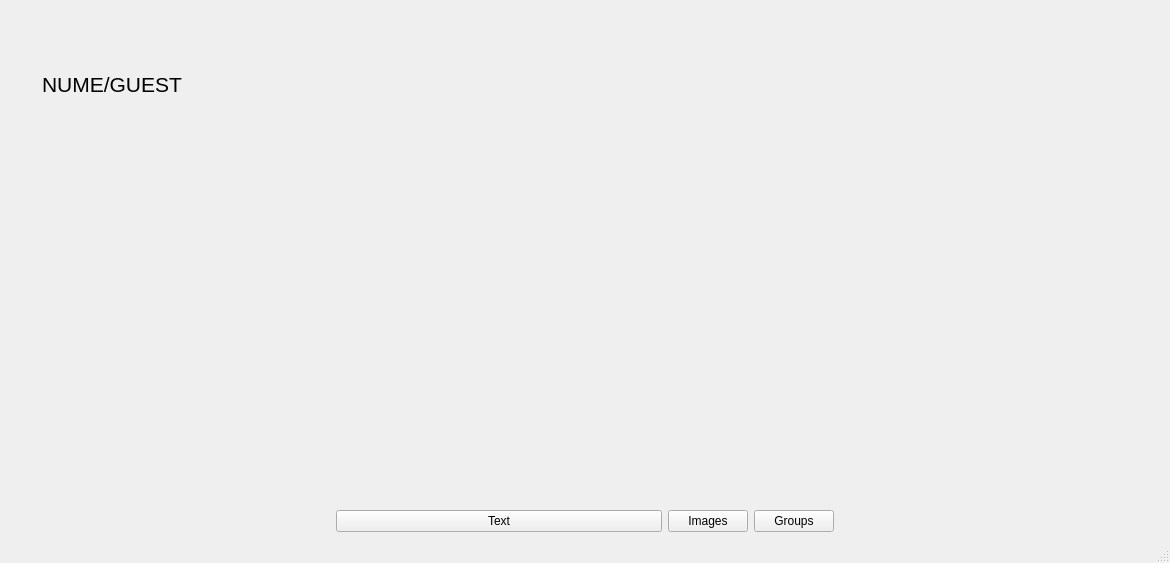
The window that UserInterface/principalPage.ui (DeluxeOwl/KoR_app) describes before a commit, drawn with Qt 5.
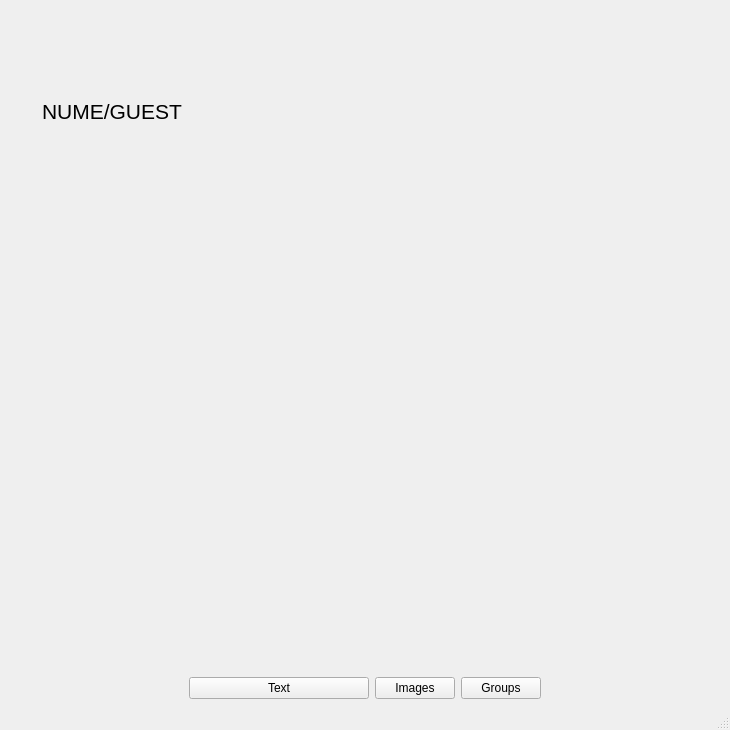
The same window after the commit. Icons and pictures are not drawn.

Diff of the .ui file:
```diff
--- a/UserInterface/principalPage.ui
+++ b/UserInterface/principalPage.ui
@@ -6,8 +6,8 @@
    <rect>
     <x>0</x>
     <y>0</y>
-    <width>1170</width>
-    <height>563</height>
+    <width>730</width>
+    <height>730</height>
    </rect>
   </property>
   <property name="windowTitle">
```
